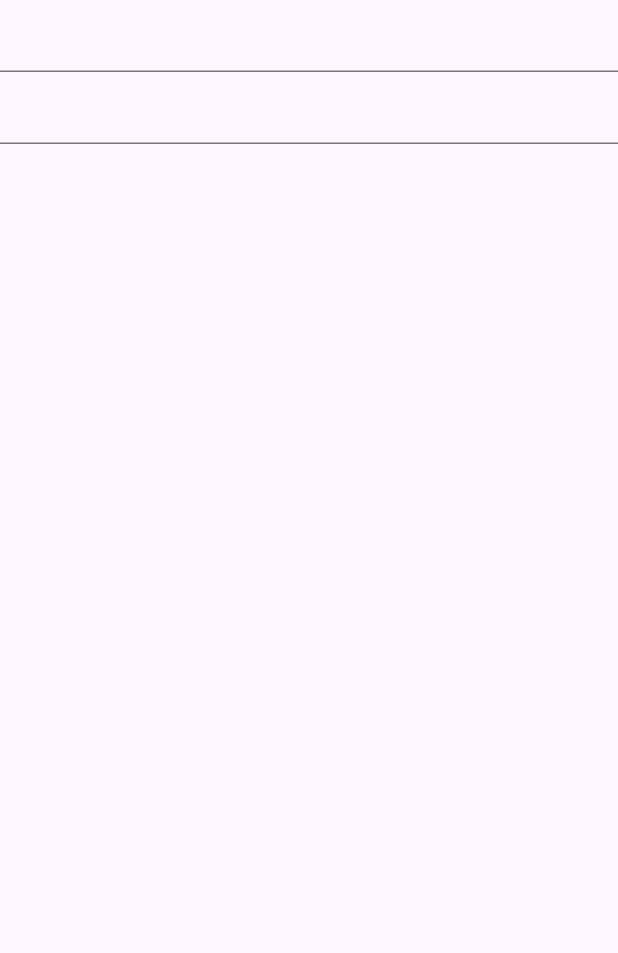
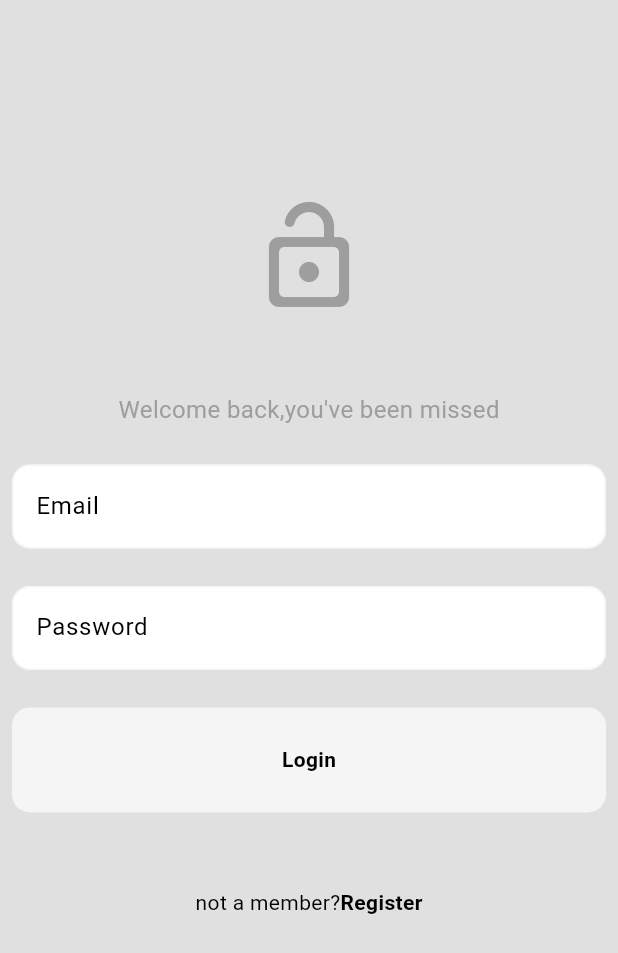
Before and after one commit to houssainebendhieb/social_media, a Flutter app: the screen it shows after launch, on a phone screen of 412 x 824 dp. Shown: the top 953 px of the screen. Run offline on Flutter 3.47's test engine with Material 3 defaults, Android fonts, the phone set to English and light mode, and no system bars; our stand-ins replace bloc, firebase_auth, firebase_core, flutter_bloc; accounts and stored records are empty.

Commit message:
first commit , login cubit done, login ui

```diff
--- a/lib/features/auth/presentation/auth_screen.dart
+++ b/lib/features/auth/presentation/auth_screen.dart
@@ -1,19 +1,31 @@
 import 'package:flutter/material.dart';
+import 'package:social_media/features/auth/presentation/login_page.dart';
+import 'package:social_media/features/auth/presentation/register_page.dart';
 
-class AuthScreen extends StatelessWidget {
+class AuthScreen extends StatefulWidget {
   const AuthScreen({super.key});
 
+  @override
+  State<AuthScreen> createState() => _AuthScreenState();
+}
+
+class _AuthScreenState extends State<AuthScreen> {
+  bool showLoginPage = true;
+
+  void togglePages() {
+    setState(() {
+      showLoginPage = !showLoginPage;
+    });
+  }
+
+  @override
   Widget build(context) {
-    return const Scaffold(
-      body: Column(
-        children: [
-          TextField(
-
-          )
-          ,
-          TextField(),
-        ],
-      ),
-    );
+    if (showLoginPage == true) {
+      return LoginPage(onTap: togglePages);
+    } else {
+      return RegisterPage(
+        onTap: togglePages,
+      );
+    }
   }
 }
--- /dev/null
+++ b/lib/features/auth/presentation/login_page.dart
@@ -0,0 +1,92 @@
+import 'package:flutter/material.dart';
+import 'package:flutter_bloc/flutter_bloc.dart';
+import 'package:social_media/features/auth/presentation/cubits/auth_cubit/auth_cubit.dart';
+import 'package:social_media/features/auth/presentation/widgets/my_button.dart';
+import 'package:social_media/features/auth/presentation/widgets/my_text_field.dart';
+
+class LoginPage extends StatefulWidget {
+  const LoginPage({super.key, required this.onTap});
+  final void Function()? onTap;
+  @override
+  State<LoginPage> createState() => _LoginPageState();
+}
+
+class _LoginPageState extends State<LoginPage> {
+  final TextEditingController pwController = TextEditingController();
+  final TextEditingController emailController = TextEditingController();
+
+  void login() {
+    final String email = emailController.text;
+    final String password = pwController.text;
+    final authCubit = context.read<AuthCubit>();
+    if (email.isEmpty || password.isEmpty) {
+      ScaffoldMessenger.of(context).showSnackBar(const SnackBar(
+          content: Text("email or password not valid please try again")));
+    } else {
+      authCubit.login(email, password);
+    }
+  }
+
+  @override
+  Widget build(BuildContext context) {
+    var height = MediaQuery.sizeOf(context).height;
+    return Scaffold(
+      body: SafeArea(
+          child: Center(
+        child: Padding(
+          padding: const EdgeInsets.all(8.0),
+          child: Column(
+            children: [
+              SizedBox(
+                height: height * 0.15,
+              ),
+              Icon(Icons.lock_open_rounded,
+                  size: 80, color: Theme.of(context).colorScheme.primary),
+              const SizedBox(
+                height: 50,
+              ),
+              Text("Welcome back,you've been missed",
+                  style: TextStyle(
+                      color: Theme.of(context).colorScheme.primary,
+                      fontSize: 16)),
+              const SizedBox(
+                height: 25,
+              ),
+              MyTextField(
+                  controller: emailController,
+                  hintText: "Email",
+                  obscureText: false),
+              const SizedBox(
+                height: 25,
+              ),
+              MyTextField(
+                  controller: pwController,
+                  hintText: "Password",
+                  obscureText: true),
+              const SizedBox(
+                height: 25,
+              ),
+              MyButton(onTap: login, text: "Login"),
+              const SizedBox(
+                height: 50,
+              ),
+              Row(
+                mainAxisAlignment: MainAxisAlignment.center,
+                children: [
+                  const Text("not a member?"),
+                  GestureDetector(
+                      onTap: widget.onTap,
+                      child: const Text(
+                        "Register",
+                        style: TextStyle(
+                            color: Colors.black, fontWeight: FontWeight.bold),
+                      )),
+                ],
+              )
+            ],
+          ),
+        ),
+      )),
+    );
+  }
+}
--- /dev/null
+++ b/lib/features/auth/presentation/widgets/my_button.dart
@@ -0,0 +1,21 @@
+import "package:flutter/material.dart";
+
+class MyButton extends StatelessWidget {
+  const MyButton({super.key, required this.onTap, required this.text});
+  final void Function()? onTap;
+  final String text;
+  @override
+  Widget build(BuildContext context) {
+    return GestureDetector(
+        onTap: onTap,
+        child: Container(
+          padding: const EdgeInsets.all(25),
+          decoration: BoxDecoration(
+              borderRadius: BorderRadius.circular(12),
+              color: Theme.of(context).colorScheme.tertiary),
+          child: Center(
+              child: Text(text,
+                  style: const TextStyle(fontWeight: FontWeight.bold))),
+        ));
+  }
+}
--- /dev/null
+++ b/lib/features/auth/presentation/widgets/my_text_field.dart
@@ -0,0 +1,33 @@
+import 'package:flutter/material.dart';
+
+class MyTextField extends StatelessWidget {
+  final TextEditingController controller;
+  final String hintText;
+  final bool obscureText;
+  const MyTextField(
+      {super.key,
+      required this.controller,
+      required this.hintText,
+      required this.obscureText});
+  @override
+  Widget build(context) {
+    return Container(
+      decoration: BoxDecoration(
+          color: Colors.white, borderRadius: BorderRadius.circular(12)),
+      child: TextField(
+        controller: controller,
+        obscureText: obscureText,
+        decoration: InputDecoration(
+            hintText: hintText,
+            focusedBorder: OutlineInputBorder(
+                borderSide:
+                    BorderSide(color: Theme.of(context).colorScheme.primary),
+                borderRadius: BorderRadius.circular(12)),
+            enabledBorder: OutlineInputBorder(
+                borderSide:
+                    BorderSide(color: Theme.of(context).colorScheme.tertiary),
+                borderRadius: BorderRadius.circular(12))),
+      ),
+    );
+  }
+}
```
Also changed, not shown: lib/features/auth/data/firebase_auth_repo.dart (+4 -4 lines), lib/features/auth/presentation/cubits/auth_cubit/auth_cubit.dart (+12 -0 lines), lib/features/auth/presentation/register_page.dart (added, +81 -0 lines), lib/features/homescreen/presentation/home_page.dart (added, +19 -0 lines), lib/light_mode.dart (added, +10 -0 lines), lib/main.dart (+32 -7 lines).
